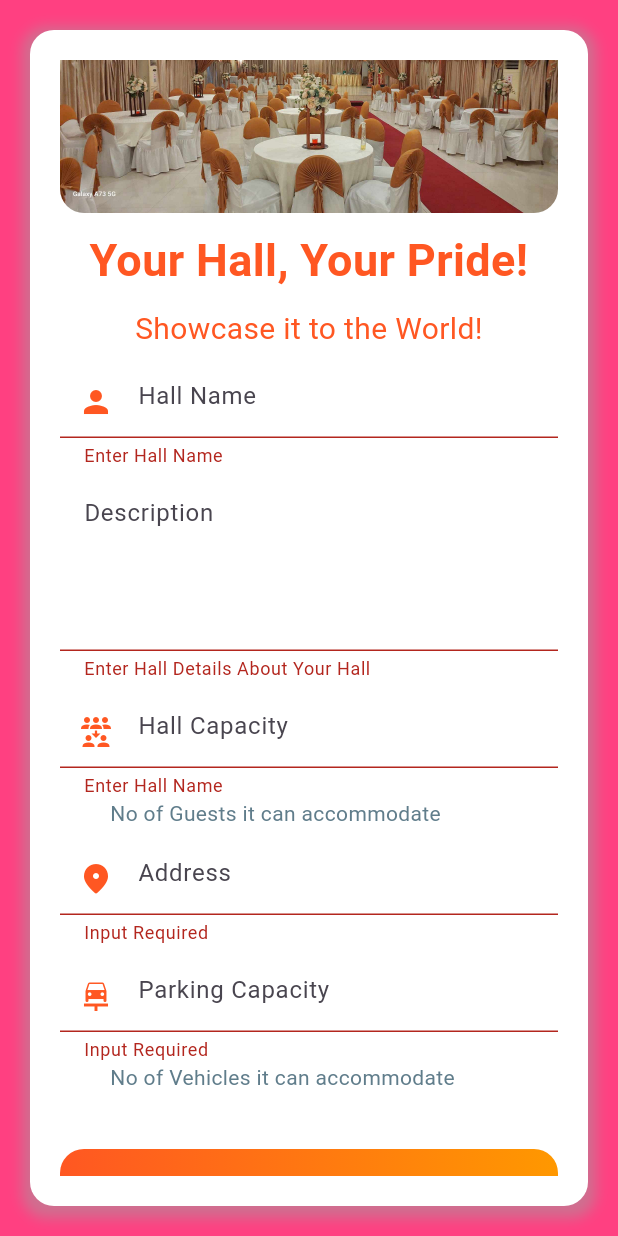
After one commit to risepk/hall_booking_app, a Flutter app: the AddHall screen opened directly, scrolled down 48 dp, after a tap on "Add My Hall!", on a phone screen of 412 x 824 dp. The commit adds this screen. Run offline on Flutter 3.47's test engine with Material 3 defaults, Android fonts, the phone set to English and light mode, and no system bars; our stand-ins replace fluttertoast, image_picker, permission_handler, shared_preferences; accounts and stored records are empty.

Commit message:
Add Hall Screen Designed

```diff
--- /dev/null
+++ b/lib/screens/add_hall.dart
@@ -0,0 +1,513 @@
+import 'package:flutter/material.dart';
+
+
+class AddHall extends StatefulWidget {
+  const AddHall({super.key});
+
+  @override
+  State<AddHall> createState() => _AddHallState();
+}
+
+class _AddHallState extends State<AddHall> {
+  GlobalKey<FormState> formKey = GlobalKey<FormState>();
+  late String name, description, hall_capacity, address, parking_capacity, ownerId, owner_name;
+
+  @override
+  Widget build(BuildContext context) {
+    return Scaffold(
+      backgroundColor: Colors.pinkAccent,
+      body: SafeArea(
+        child: Center(
+          child: Form(
+            key: formKey,
+            child: Container(
+              padding: EdgeInsets.all(20),
+              margin: EdgeInsets.all(20),
+              decoration: BoxDecoration(
+                color: Colors.white,
+                borderRadius: BorderRadius.circular(16),
+                boxShadow: [
+                  BoxShadow(
+                    color: Colors.grey.withOpacity(0.5),
+                    spreadRadius: 5,
+                    blurRadius: 7,
+                    offset: Offset(0, 3),
+                  ),
+                ],
+              ),
+              child: ListView(
+                children: [
+                  // Beautiful image added here
+                  Container(
+                    height: 150,
+                    decoration: BoxDecoration(
+                      image: DecorationImage(
+                        image: AssetImage('assets/images/p1.jpg'),
+                        fit: BoxFit.cover,
+                      ),
+                      borderRadius: BorderRadius.circular(16),
+                    ),
+                  ),
+                  SizedBox(height: 10),
+                  Text(
+                    "Your Hall, Your Pride!",
+                    textAlign: TextAlign.center,
+                    style: TextStyle(
+                      fontSize: 30,
+                      fontWeight: FontWeight.bold,
+                      color: Colors.deepOrange,
+                    ),
+                  ),
+                  SizedBox(height: 10),
+                  Text(
+                    "Showcase it to the World!",
+                    textAlign: TextAlign.center,
+                    style: TextStyle(
+                      fontSize: 20,
+                      color: Colors.deepOrange,
+                    ),
+                  ),
+                  SizedBox(height: 10),
+                  TextFormField(
+                    keyboardType: TextInputType.text,
+                    decoration: InputDecoration(
+                      filled: true,
+                      fillColor: Colors.white,
+                      hintText: "Hall Name",
+                      enabledBorder: OutlineInputBorder(
+                        borderRadius: BorderRadius.circular(16),
+                        borderSide: BorderSide(color: Colors.deepOrange),
+                      ),
+                      prefixIcon: Icon(Icons.person, color: Colors.deepOrange),
+                    ),
+                    validator: (text) {
+                      if (text == null || text.isEmpty) {
+                        return 'Enter Hall Name';
+                      }
+                      name = text;
+                      return null;
+                    },
+                  ),
+                  SizedBox(height: 10),
+                  TextFormField(
+                    maxLines: 4,
+                    keyboardType: TextInputType.text,
+                    decoration: InputDecoration(
+                      filled: true,
+                      fillColor: Colors.white,
+                      hintText: "Description",
+                      enabledBorder: OutlineInputBorder(
+                        borderRadius: BorderRadius.circular(16),
+                        borderSide: BorderSide(color: Colors.deepOrange),
+                      ),
+                    ),
+                    validator: (text) {
+                      if (text == null || text.isEmpty) {
+                        return 'Enter Hall Details About Your Hall';
+                      }
+                      description = text;
+                      return null;
+                    },
+                  ),
+                  SizedBox(height: 10),
+                  TextFormField(
+                    keyboardType: TextInputType.number,
+                    decoration: InputDecoration(
+                      filled: true,
+                      fillColor: Colors.white,
+                      hintText: "Hall Capacity",
+                      enabledBorder: OutlineInputBorder(
+                        borderRadius: BorderRadius.circular(16),
+                        borderSide: BorderSide(color: Colors.deepOrange),
+                      ),
+                      prefixIcon: Icon(Icons.reduce_capacity, color: Colors.deepOrange),
+                    ),
+                    validator: (text) {
+                      if (text == null || text.isEmpty) {
+                        return 'Enter Hall Name';
+                      }
+                      hall_capacity = text;
+                      return null;
+                    },
+                  ),
+                  Text('         No of Guests it can accommodate', style: TextStyle(color: Colors.blueGrey),),
+                  SizedBox(height: 10),
+                  TextFormField(
+                    keyboardType: TextInputType.streetAddress,
+                    decoration: InputDecoration(
+                      filled: true,
+                      fillColor: Colors.white,
+                      hintText: "Address",
+                      enabledBorder: OutlineInputBorder(
+                        borderRadius: BorderRadius.circular(16),
+                        borderSide: BorderSide(color: Colors.deepOrange),
+                      ),
+                      prefixIcon: Icon(Icons.location_on_rounded, color: Colors.deepOrange),
+                    ),
+                    validator: (text) {
+                      if (text == null || text.isEmpty) {
+                        return 'Input Required';
+                      }
+                      address = text;
+                      return null;
+                    },
+                  ),
+                  SizedBox(height: 10),
+                  TextFormField(
+                    keyboardType: TextInputType.number,
+                    decoration: InputDecoration(
+                      filled: true,
+                      fillColor: Colors.white,
+                      hintText: "Parking Capacity",
+                      enabledBorder: OutlineInputBorder(
+                        borderRadius: BorderRadius.circular(16),
+                        borderSide: BorderSide(color: Colors.deepOrange),
+                      ),
+                      prefixIcon: Icon(Icons.car_repair, color: Colors.deepOrange),
+                    ),
+                    validator: (text) {
+                      if (text == null || text.isEmpty) {
+                        return 'Input Required';
+                      }
+                      parking_capacity = text;
+                      return null;
+                    },
+                  ),
+                  Text('         No of Vehicles it can accommodate', style: TextStyle(color: Colors.blueGrey),),
+
+                  SizedBox(height: 18),
+                  // ... (other TextFormField widgets with similar styling)
+
+                  SizedBox(height: 20),
+                  InkWell(
+                    onTap: () {
+                      if (formKey.currentState!.validate()) {
+                        // Handle form submission
+
+                      }
+                    },
+                    child: Container(
+                      height: 70,
+                      width: double.infinity,
+                      decoration: BoxDecoration(
+                        borderRadius: BorderRadius.circular(16),
+                        gradient: LinearGradient(
+                          colors: [Colors.deepOrange, Colors.orange],
+                        ),
+                      ),
+                      child: Center(
+                        child: Text(
+                          "Add My Hall!",
+                          style: TextStyle(
+                            fontSize: 30,
+                            fontWeight: FontWeight.bold,
+                            color: Colors.white,
+                          ),
+                        ),
+                      ),
+                    ),
+                  ),
+                ],
+              ),
+            ),
+          ),
+        ),
+      ),
+    );
+  }
+}
+
+/*
+import 'package:flutter/material.dart';
+import 'package:hall_booking_app/screens/sign_in.dart';
+
+import '../utilities/datastore.dart';
+
+class AddHall extends StatefulWidget {
+  const AddHall({super.key});
+
+  @override
+  State<AddHall> createState() => _AddHallState();
+}
+
+class _AddHallState extends State<AddHall> {
+  GlobalKey<FormState> formKey = GlobalKey<FormState>();
+  late String name, email, password, confirmPassword, mobile, address;
+  String _selectedUserType = usertype[0];
+  @override
+  Widget build(BuildContext context) {
+    return Scaffold(
+      backgroundColor: Colors.white70,
+      body: SafeArea(
+          child: Center(
+            child: Form(
+              key: formKey,
+              child: SizedBox(
+                width: MediaQuery.of(context).size.width * .8,
+                child: ListView(
+                  children: [
+                    SizedBox(
+                      height: 10,
+                    ),
+                    const Text(
+                      "Your Hall, Your Pride!",
+                      textAlign: TextAlign.center,
+                      style: TextStyle(
+                        fontSize: 30,
+                        fontWeight: FontWeight.bold,
+                      ),
+                    ),
+                    SizedBox(
+                      height: 10,
+                    ),
+                    Text(
+                      " Showcase it to the World!",
+                      textAlign: TextAlign.center,
+                      style: TextStyle(
+                        fontSize: 20,
+                        //fontWeight: FontWeight.bold,
+                      ),
+                    ),
+                    SizedBox(height: 10),
+                    TextFormField(
+                      keyboardType: TextInputType.text,
+                      decoration: InputDecoration(
+                        filled: true,
+                        fillColor: Colors.white,
+                        hintText: "Name",
+                        enabledBorder: OutlineInputBorder(
+                            borderRadius: BorderRadius.circular(16),
+                            borderSide: BorderSide(
+                              color: Colors.transparent,
+                            )),
+                        prefixIcon: Icon(Icons.person),
+                      ),
+                      validator: (text) {
+                        if (text == null || text.isEmpty) {
+                          return 'Enter Your Name';
+                        }
+                        name = text;
+                        return null;
+                      },
+                    ),
+                    SizedBox(height: 18),
+                    TextFormField(
+                      keyboardType: TextInputType.emailAddress,
+                      decoration: InputDecoration(
+                        filled: true,
+                        fillColor: Colors.white,
+                        hintText: "Email",
+                        enabledBorder: OutlineInputBorder(
+                            borderRadius: BorderRadius.circular(16),
+                            borderSide: BorderSide(
+                              color: Colors.transparent,
+                            )),
+                        prefixIcon: Icon(Icons.email),
+                      ),
+                      validator: (text) {
+                        if (text == null || text.isEmpty) {
+                          return 'Enter Your Registered Email Please';
+                        }
+
+                        final bool emailValid = RegExp(
+                            r"^[a-zA-Z0-9.a-zA-Z0-9.!#$%&'*+-/=?^_`{|}~]+@[a-zA-Z0-9]+\.[a-zA-Z]+")
+                            .hasMatch(text);
+                        if (emailValid == false) {
+                          return 'Please Enter Valid Email E.g john@gmail.com';
+                        }
+                        email = text;
+                        return null;
+                      },
+                    ),
+                    SizedBox(height: 18),
+                    TextFormField(
+                      obscureText: true,
+                      decoration: InputDecoration(
+                        filled: true,
+                        fillColor: Colors.white,
+                        hintText: "Password",
+                        enabledBorder: OutlineInputBorder(
+                            borderRadius: BorderRadius.circular(16),
+                            borderSide: BorderSide(
+                              color: Colors.transparent,
+                            )),
+                        suffixIcon: Icon(Icons.remove_red_eye),
+                        prefixIcon: Icon(Icons.key),
+                      ),
+                      validator: (text) {
+                        if (text == null || text.isEmpty) {
+                          return 'Please enter password';
+                        }
+                        if (text.length < 6) {
+                          return 'Password must be at least 6 characters';
+                        }
+                        if (!RegExp(r'^(?=.*[a-zA-Z])(?=.*\d)').hasMatch(text)) {
+                          return 'Password must contain both letters and numbers';
+                        }
+                        password = text;
+                        return null;
+                      },
+                    ),
+                    SizedBox(height: 18),
+                    TextFormField(
+                      obscureText: true,
+                      decoration: InputDecoration(
+                        filled: true,
+                        fillColor: Colors.white,
+                        hintText: "Confirm Password",
+                        enabledBorder: OutlineInputBorder(
+                            borderRadius: BorderRadius.circular(16),
+                            borderSide: BorderSide(
+                              color: Colors.transparent,
+                            )),
+                        suffixIcon: Icon(Icons.remove_red_eye),
+                        prefixIcon: Icon(Icons.key),
+                      ),
+                      validator: (text) {
+                        if (text == null || text.isEmpty) {
+                          return 'Please provide value';
+                        }
+                        if (text != password) {
+                          return 'Passwords do not match';
+                        }
+                        confirmPassword = text;
+                        return null;
+                      },
+                    ),
+                    SizedBox(height: 20),
+                    TextFormField(
+                      keyboardType: TextInputType.phone,
+                      maxLength: 11,
+                      decoration: InputDecoration(
+                        filled: true,
+                        fillColor: Colors.white,
+                        hintText: "Mobile",
+                        enabledBorder: OutlineInputBorder(
+                            borderRadius: BorderRadius.circular(16),
+                            borderSide: BorderSide(
+                              color: Colors.transparent,
+                            )),
+                        suffixIcon: Icon(Icons.install_mobile),
+                        prefixIcon: Icon(Icons.phone),
+                      ),
+                      validator: (text) {
+                        if (text == null || text.isEmpty) {
+                          return 'Please provide value';
+                        }
+                        if (text.length < 11) {
+                          return 'Enter a valid Mobile #';
+                        }
+
+                        mobile = text;
+                        return null;
+                      },
+                    ),
+                    SizedBox(height: 10),
+                    Container(
+                      decoration: BoxDecoration(
+                        borderRadius: BorderRadius.circular(16),
+                        color: Colors.white,
+                      ),
+                      child: DropdownButtonFormField(
+                        value: _selectedUserType,
+                        hint: const Text("User Type"),
+                        decoration: InputDecoration(
+                          border: OutlineInputBorder(
+                              borderRadius: BorderRadius.circular(16),
+                              borderSide: BorderSide(
+                                color: Colors.white,
+                              )),
+                        ),
+                        isExpanded: true,
+                        onChanged: (value) {
+                          setState(() {
+                            _selectedUserType = value!;
+                          });
+                        },
+                        onSaved: (value) {
+                          setState(() {
+                            _selectedUserType = value!;
+                          });
+                        },
+                        validator: (String? value) {
+                          if (value == null || value.isEmpty) {
+                            return "can't empty";
+                          } else {
+                            return null;
+                          }
+                        },
+                        items: usertype.map((String val) {
+                          return DropdownMenuItem(
+                            value: val,
+                            child: Text(
+                              val,
+                            ),
+                          );
+                        }).toList(),
+                      ),
+                    ),
+                    SizedBox(height: 20),
+                    InkWell(
+                      onTap: () {
+                        if (formKey.currentState!.validate()) {
+
+                        }
+                      },
+                      child: Container(
+                        height: 70,
+                        width: double.infinity,
+                        decoration: BoxDecoration(
+                            borderRadius: BorderRadius.circular(16),
+                            gradient: LinearGradient(colors: [
+                              Colors.deepOrange,
+                              Colors.orange,
+                            ])),
+                        child: Padding(
+                          padding: const EdgeInsets.all(8.0),
+                          child: Text(
+                            "Register!",
+                            textAlign: TextAlign.center,
+                            style: TextStyle(
+                              fontSize: 30,
+                              fontWeight: FontWeight.bold,
+                            ),
+                          ),
+                        ),
+                      ),
+                    ),
+                    SizedBox(height: 20),
+                    Row(
+                      mainAxisAlignment: MainAxisAlignment.center,
+                      children: [
+                        const Text(
+                          "Already Have Account? ",
+                          style: TextStyle(
+                            color: Colors.black,
+                            fontSize: 16,
+                          ),
+                        ),
+                        TextButton(
+                            onPressed: () {
+                              Navigator.of(context)
+                                  .push(MaterialPageRoute(builder: (context) {
+                                return SignIn();
+                              }));
+                            },
+                            child: Text(
+                              "Login",
+                              style: TextStyle(
+                                color: Colors.deepOrange,
+                                fontSize: 16,
+                              ),
+                            ))
+                      ],
+                    ),
+                  ],
+                ),
+              ),
+            ),
+          )),
+    );
+  }
+}
+*/
```
Also changed, not shown: lib/screens/dashboard_screen.dart (+10 -2 lines), lib/screens/profile_screen.dart (+12 -7 lines), assets/images/choticon.jpg (added).
